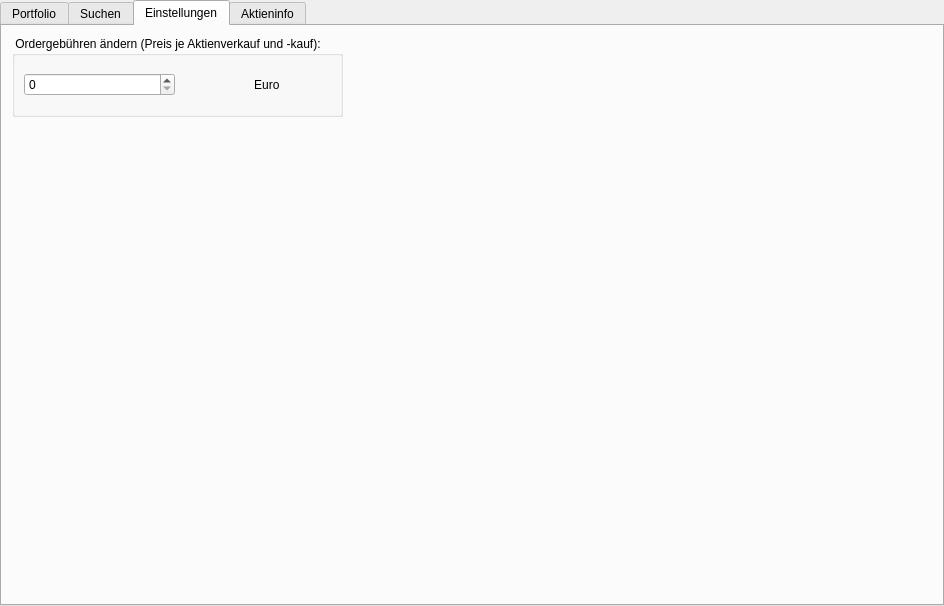
Qt form ui/main_window.ui (eliaskohout/Boersenspiel) before a commit.
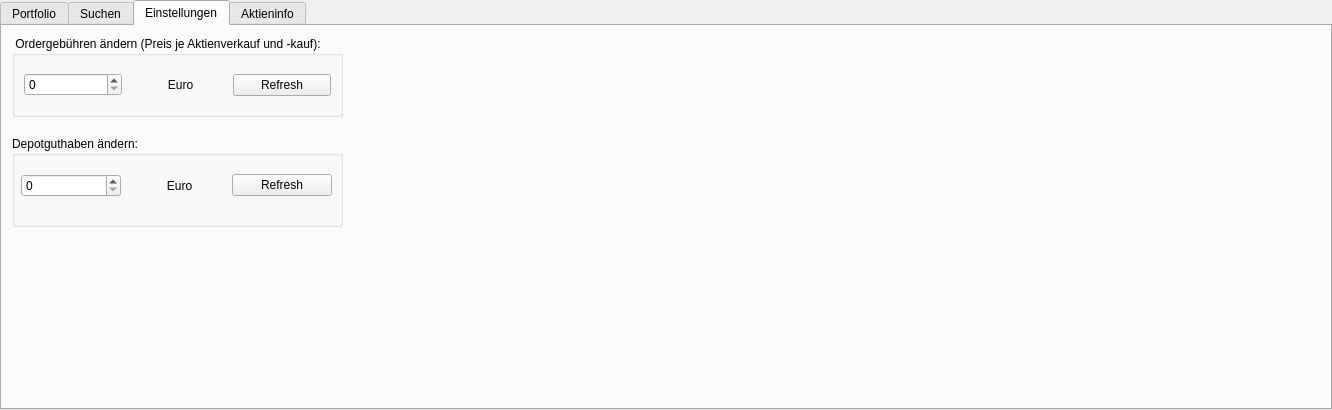
The same form after that commit.

What changed in the file:
```diff
--- a/ui/main_window.ui
+++ b/ui/main_window.ui
@@ -6,8 +6,8 @@
    <rect>
     <x>0</x>
     <y>0</y>
-    <width>944</width>
-    <height>606</height>
+    <width>1332</width>
+    <height>410</height>
    </rect>
   </property>
   <property name="sizePolicy">
@@ -297,7 +297,14 @@
           <item>
            <widget class="QLabel" name="label">
             <property name="text">
-             <string>                      Euro</string>
+             <string>            Euro</string>
+            </property>
+           </widget>
+          </item>
+          <item>
+           <widget class="QPushButton" name="pushButton_Gebuehr">
+            <property name="text">
+             <string>Refresh</string>
             </property>
            </widget>
           </item>
@@ -305,6 +312,55 @@
         </item>
        </layout>
       </widget>
+      <widget class="QGroupBox" name="groupBox_5">
+       <property name="geometry">
+        <rect>
+         <x>10</x>
+         <y>110</y>
+         <width>331</width>
+         <height>91</height>
+        </rect>
+       </property>
+       <property name="title">
+        <string>Depotguthaben ändern:</string>
+       </property>
+       <widget class="QWidget" name="horizontalLayoutWidget">
+        <property name="geometry">
+         <rect>
+          <x>9</x>
+          <y>19</y>
+          <width>311</width>
+          <height>61</height>
+         </rect>
+        </property>
+        <layout class="QHBoxLayout" name="horizontalLayout_2">
+         <item>
+          <widget class="QSpinBox" name="SpinBox_Depotguthaben">
+           <property name="maximum">
+            <number>100000000</number>
+           </property>
+           <property name="singleStep">
+            <number>10000</number>
+           </property>
+          </widget>
+         </item>
+         <item>
+          <widget class="QLabel" name="label_2">
+           <property name="text">
+            <string>            Euro</string>
+           </property>
+          </widget>
+         </item>
+         <item>
+          <widget class="QPushButton" name="pushButton_DepotGuthaben">
+           <property name="text">
+            <string>Refresh</string>
+           </property>
+          </widget>
+         </item>
+        </layout>
+       </widget>
+      </widget>
      </widget>
      <widget class="QWidget" name="tab_aktieninfo">
       <property name="enabled">
```
